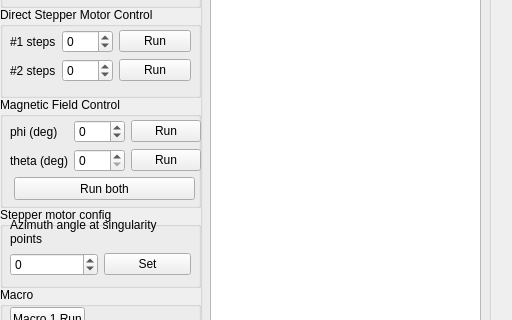
atelier-ritz/pycrafter4500_stepper-based, file client side/mainwindow.ui: the form before one commit; both pictures show x 0 to 512 and y 103 to 423 of the 512 by 712 pixel window.
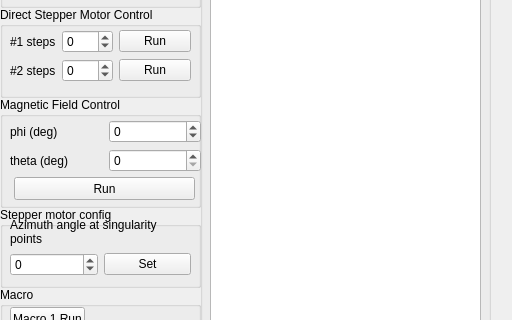
The form after the commit.

Commit message:
Rewrite the algorithm to control the stepper
Theta_go and phi_go are abolished.
The motor will be only working on one side of the workspace.

Patch:
```diff
--- a/client side/mainwindow.ui
+++ b/client side/mainwindow.ui
@@ -223,30 +223,6 @@
       </rect>
      </property>
      <layout class="QGridLayout" name="gridLayout_3">
-      <item row="0" column="0">
-       <widget class="QLabel" name="label_6">
-        <property name="text">
-         <string>phi (deg)</string>
-        </property>
-       </widget>
-      </item>
-      <item row="0" column="1">
-       <widget class="QSpinBox" name="spb_phi">
-        <property name="minimum">
-         <number>-180</number>
-        </property>
-        <property name="maximum">
-         <number>180</number>
-        </property>
-       </widget>
-      </item>
-      <item row="0" column="2">
-       <widget class="QPushButton" name="btn_phi_run">
-        <property name="text">
-         <string>Run</string>
-        </property>
-       </widget>
-      </item>
       <item row="1" column="0">
        <widget class="QLabel" name="label_7">
         <property name="text">
@@ -254,6 +230,23 @@
         </property>
        </widget>
       </item>
+      <item row="0" column="1">
+       <widget class="QSpinBox" name="spb_phi">
+        <property name="minimum">
+         <number>-360</number>
+        </property>
+        <property name="maximum">
+         <number>360</number>
+        </property>
+       </widget>
+      </item>
+      <item row="0" column="0">
+       <widget class="QLabel" name="label_6">
+        <property name="text">
+         <string>phi (deg)</string>
+        </property>
+       </widget>
+      </item>
       <item row="1" column="1">
        <widget class="QSpinBox" name="spb_theta">
         <property name="minimum">
@@ -264,13 +257,6 @@
         </property>
        </widget>
       </item>
-      <item row="1" column="2">
-       <widget class="QPushButton" name="btn_theta_run">
-        <property name="text">
-         <string>Run</string>
-        </property>
-       </widget>
-      </item>
      </layout>
     </widget>
     <widget class="QPushButton" name="btn_phi_theta_run">
@@ -283,7 +269,7 @@
       </rect>
      </property>
      <property name="text">
-      <string>Run both</string>
+      <string>Run</string>
      </property>
     </widget>
    </widget>
```
The commit also changes 1 other file.
